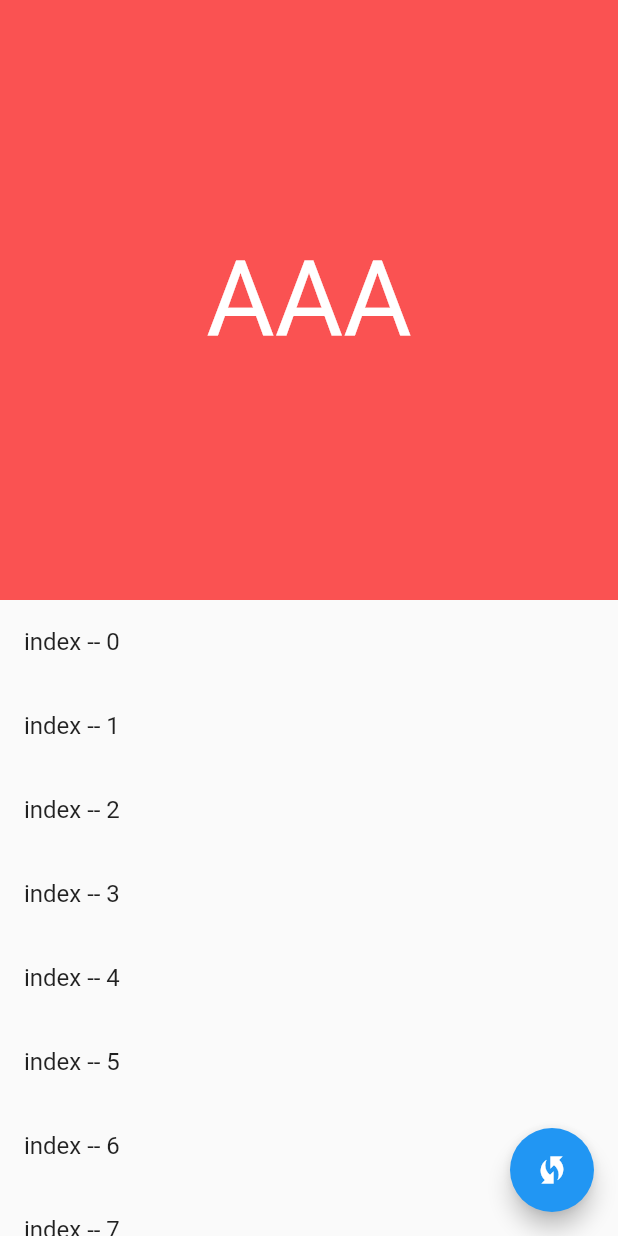
After one commit to LinXunFeng/flutter_demo, a Flutter app: the screen it shows after launch, after a tap on "上下翻页", on a phone screen of 412 x 824 dp. The commit adds this screen. Run offline on Flutter 3.47's test engine with Material 2 defaults, Android fonts, the phone set to English and light mode, and no system bars; our stand-ins replace extended_image, scrollable_positioned_list, tuple; network calls fail.

Commit message:
<feat> (切换header): 实现列表页上下拉切换header的功能

```diff
--- a/lib/features/home/home_page.dart
+++ b/lib/features/home/home_page.dart
@@ -1,13 +1,16 @@
 import 'package:flutter/material.dart';
 import 'package:flutter_demo/features/mask/mask_page.dart';
 import 'package:flutter_demo/features/photo_browser/photo_page.dart';
+import 'package:flutter_demo/features/vertical_flip/vertical_flip_page.dart';
 import 'package:tuple/tuple.dart';
 
 enum HomeListRowType {
   /// 遮罩
   mask,
   /// 大图游览
-  photoBrowse
+  photoBrowse,
+  /// 上下翻页
+  verticalFlip,
 }
 
 class HomePage extends StatelessWidget {
@@ -63,6 +66,21 @@ class HomePage extends StatelessWidget {
             );
           },
         ),
+      ),
+      Tuple2<HomeListRowType, Widget>(
+        HomeListRowType.verticalFlip,
+        ListTile(
+          title: const Text("上下翻页"),
+          onTap: () {
+            Navigator.of(context).push(
+              MaterialPageRoute(
+                builder: (context) {
+                  return VerticalFlipPage();
+                },
+              ),
+            );
+          },
+        ),
       )
     ];
   }
--- /dev/null
+++ b/lib/features/vertical_flip/vertical_flip_page.dart
@@ -0,0 +1,166 @@
+import 'dart:ui';
+
+import 'package:flutter/material.dart';
+import 'package:flutter_demo/utils/color_utils.dart';
+
+class VerticalFlipPage extends StatefulWidget {
+  VerticalFlipPage({Key? key}) : super(key: key);
+
+  @override
+  State<VerticalFlipPage> createState() => _VerticalFlipPageState();
+}
+
+class _VerticalFlipPageState extends State<VerticalFlipPage> {
+  final ScrollController scrollController = ScrollController();
+  final double headerFlipThreshold = 50;
+  final double headerFlipHeightA = 400;
+  final double headerFlipHeightB = 250;
+
+  /// header翻页视图的总高
+  double get headerFlipHeight => headerFlipHeightA + headerFlipHeightB;
+
+  /// 当前header翻页视图显示的视图下标
+  int headerFlipIndex = 0;
+
+  /// 是否是从最顶部开始滚动的
+  bool isStartScrollAtTop = false;
+
+  @override
+  void initState() {
+    super.initState();
+    scrollController.addListener(() {
+      var offset = scrollController.offset;
+
+      if (headerFlipIndex == 0) {
+        if (offset > headerFlipThreshold) {
+          setState(() {
+            headerFlipIndex = 1;
+          });
+          scrollController.jumpTo(0);
+        }
+      } else {
+        if (!isStartScrollAtTop) {
+          return;
+        }
+        if (offset < -headerFlipThreshold) {
+          setState(() {
+            headerFlipIndex = 0;
+          });
+          scrollController.jumpTo(0);
+        }
+      }
+    });
+  }
+
+  @override
+  void dispose() {
+    super.dispose();
+    scrollController.dispose();
+  }
+
+  @override
+  Widget build(BuildContext context) {
+    return Scaffold(
+      body: NotificationListener<ScrollNotification>(
+        onNotification: (ScrollNotification notification) {
+          if (notification is ScrollStartNotification) {
+            isStartScrollAtTop = notification.metrics.pixels == 0;
+          }
+          return false; // return true 会导致进度条将失效
+        },
+        child: CustomScrollView(
+          controller: scrollController,
+          slivers: [
+            SliverToBoxAdapter(child: _buildHeaderWidget()),
+            SliverList(
+              delegate: SliverChildBuilderDelegate(
+                (ctx, index) {
+                  return ListTile(title: Text("index -- $index"));
+                },
+                childCount: 40,
+              ),
+            )
+          ],
+        ),
+      ),
+      floatingActionButton: FloatingActionButton(
+        onPressed: () {
+          setState(() {
+            headerFlipIndex = headerFlipIndex == 0 ? 1 : 0;
+          });
+        },
+        child: const Icon(Icons.wifi_protected_setup),
+      ),
+    );
+  }
+
+  Widget _buildHeaderWidget() {
+    var duration = const Duration(milliseconds: 200);
+    // AnimatedContainer A
+    return AnimatedContainer(
+      duration: duration,
+      height: headerFlipIndex == 0 ? headerFlipHeightA : headerFlipHeightB,
+      child: Stack(
+        clipBehavior: Clip.none,
+        children: [
+          Positioned(
+            left: 0,
+            right: 0,
+            bottom: 0,
+            height: headerFlipHeight,
+            child: ListView(
+              padding: EdgeInsets.zero,
+              physics: const NeverScrollableScrollPhysics(),
+              children: [
+                // AnimatedContainer B
+                AnimatedContainer(
+                  duration: duration,
+                  height: headerFlipIndex == 0 ? headerFlipHeightB : 0,
+                ),
+                SizedBox(
+                  height: headerFlipHeightA,
+                  child: const HeaderFlipWidget(
+                    text: "AAA",
+                    color: Color(0xFFFA5252),
+                  ),
+                ),
+                SizedBox(
+                  height: headerFlipHeightB,
+                  child: const HeaderFlipWidget(
+                    text: "BBB",
+                    color: Color(0xFF228BE6),
+                  ),
+                ),
+              ],
+            ),
+          )
+        ],
+      ),
+    );
+  }
+}
+
+class HeaderFlipWidget extends StatelessWidget {
+  final String text;
+  final Color? color;
+
+  const HeaderFlipWidget({
+    Key? key,
+    required this.text,
+    this.color,
+  }) : super(key: key);
+
+  @override
+  Widget build(BuildContext context) {
+    return Container(
+      color: color ?? ColorUtils.getRandomColor(),
+      child: Center(
+        child: Text(
+          text,
+          textScaleFactor: 5,
+          style: const TextStyle(color: Colors.white),
+        ),
+      ),
+    );
+  }
+}
```
Also changed, not shown: 3 other files.
